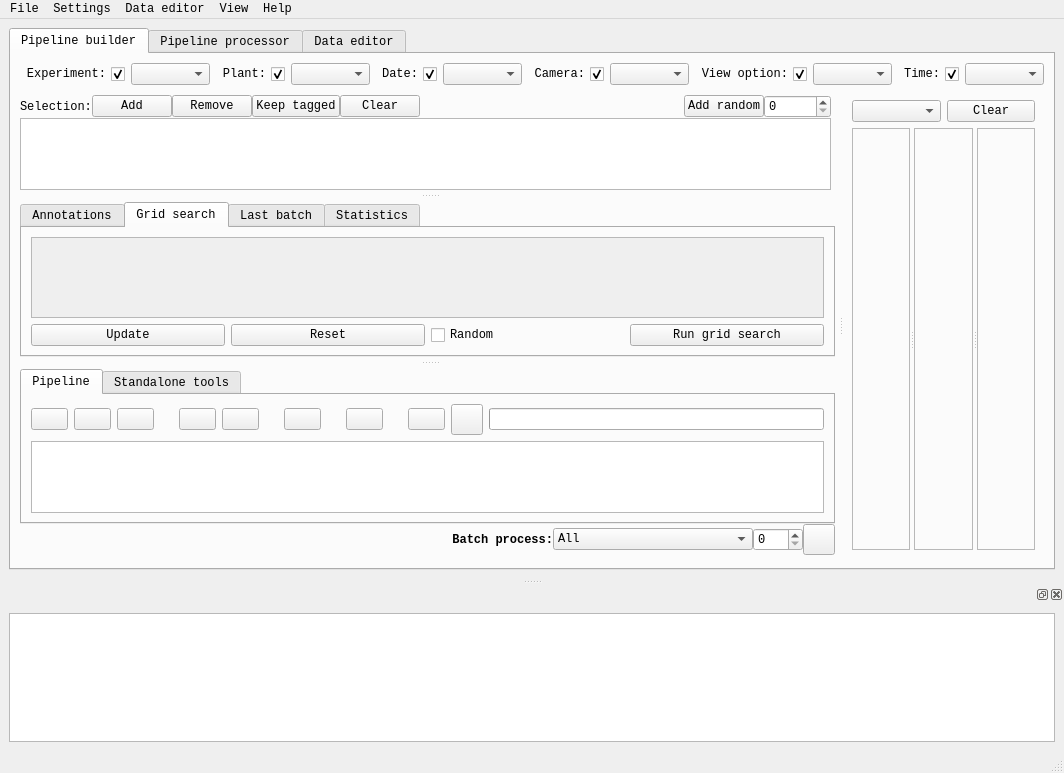
Old version of the form ui_qt/main_form.ui in the repository tpmp-inra/ipso_phen.
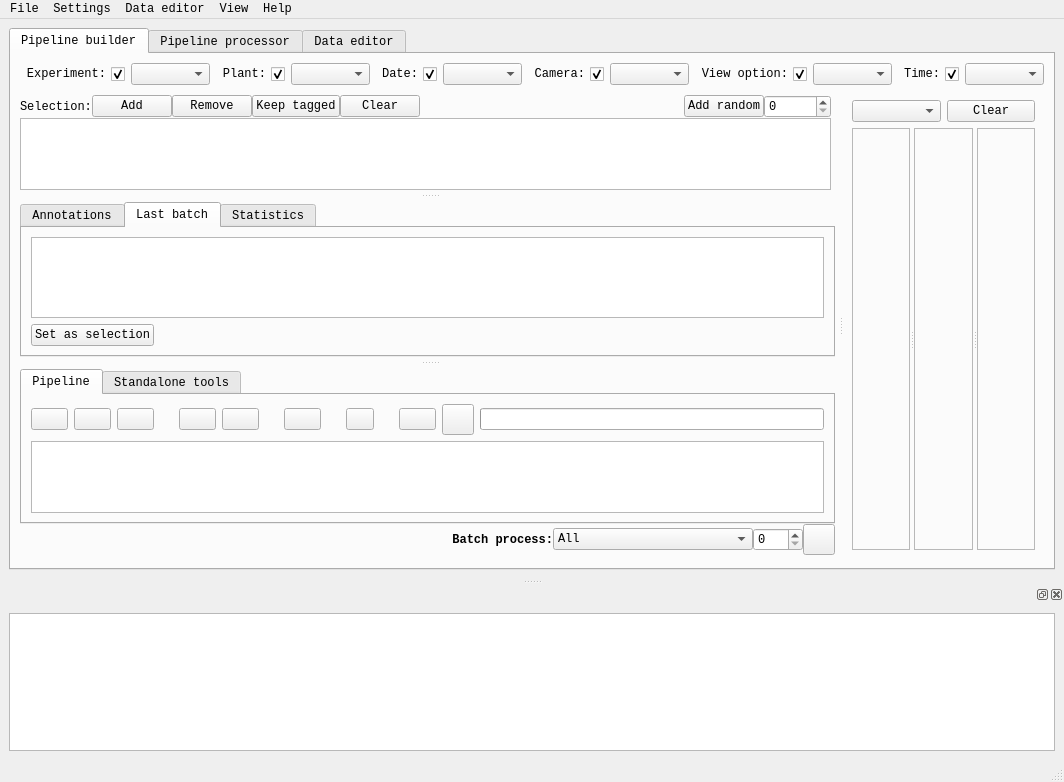
New version of the form. The open tabs and pages were chosen to show the change. Icons and pictures are not drawn.

Patch:
```diff
--- a/ui_qt/main_form.ui
+++ b/ui_qt/main_form.ui
@@ -8,7 +8,7 @@
     <x>0</x>
     <y>0</y>
     <width>944</width>
-    <height>773</height>
+    <height>782</height>
    </rect>
   </property>
   <property name="font">
@@ -566,66 +566,6 @@
                     </item>
                    </layout>
                   </widget>
-                  <widget class="QWidget" name="tab">
-                   <attribute name="title">
-                    <string>Grid search</string>
-                   </attribute>
-                   <layout class="QGridLayout" name="gridLayout_2">
-                    <item row="0" column="0" colspan="4">
-                     <widget class="QScrollArea" name="scrollArea">
-                      <property name="widgetResizable">
-                       <bool>true</bool>
-                      </property>
-                      <widget class="QWidget" name="scrollAreaWidgetContents_3">
-                       <property name="geometry">
-                        <rect>
-                         <x>0</x>
-                         <y>0</y>
-                         <width>689</width>
-                         <height>77</height>
-                        </rect>
-                       </property>
-                       <layout class="QHBoxLayout" name="horizontalLayout_4">
-                        <item>
-                         <layout class="QGridLayout" name="gl_grid_search_params"/>
-                        </item>
-                       </layout>
-                      </widget>
-                     </widget>
-                    </item>
-                    <item row="3" column="0">
-                     <widget class="QPushButton" name="bt_update_grid_search">
-                      <property name="text">
-                       <string>Update</string>
-                      </property>
-                     </widget>
-                    </item>
-                    <item row="3" column="1">
-                     <widget class="QPushButton" name="bt_reset_grid_search">
-                      <property name="text">
-                       <string>Reset</string>
-                      </property>
-                     </widget>
-                    </item>
-                    <item row="3" column="3">
-                     <widget class="QPushButton" name="bt_run_grid_search">
-                      <property name="text">
-                       <string>Run grid search</string>
-                      </property>
-                     </widget>
-                    </item>
-                    <item row="3" column="2">
-                     <widget class="QCheckBox" name="chk_random_grid_search">
-                      <property name="toolTip">
-                       <string>Run grid search in random order</string>
-                      </property>
-                      <property name="text">
-                       <string>Random</string>
-                      </property>
-                     </widget>
-                    </item>
-                   </layout>
-                  </widget>
                   <widget class="QWidget" name="tb_last_batch">
                    <attribute name="title">
                     <string>Last batch</string>
@@ -951,6 +891,12 @@
                       </item>
                       <item row="0" column="9">
                        <widget class="QPushButton" name="bt_pp_select_tool">
+                        <property name="maximumSize">
+                         <size>
+                          <width>28</width>
+                          <height>16777215</height>
+                         </size>
+                        </property>
                         <property name="toolTip">
                          <string>Add module/group</string>
                         </property>
```
Left out of the diff: 122 changed lines with no effect on the pictures. Lines whose indentation alone changed are shown as unchanged.
